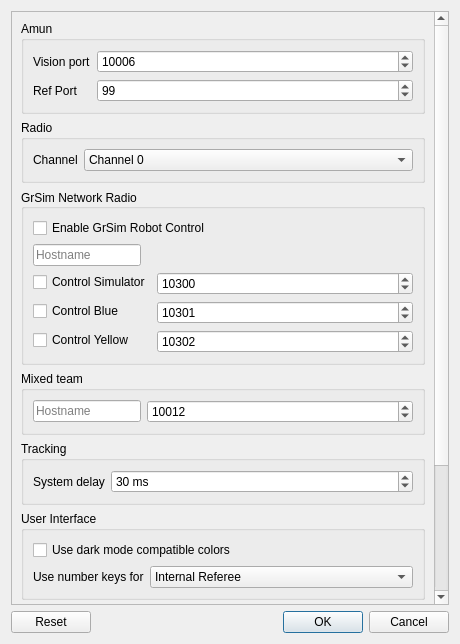
This is src/ra/configdialog.ui in robotics-erlangen/framework as Qt 5 draws it before an edit. The edited form follows.
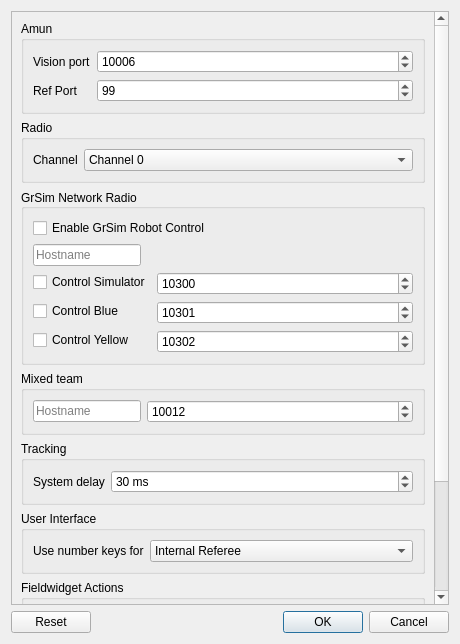
This is the edited form.

Commit message: ra: automatically detect if theme is dark mode

The edit to the form file:
```diff
--- a/src/ra/configdialog.ui
+++ b/src/ra/configdialog.ui
@@ -26,9 +26,9 @@
       <property name="geometry">
        <rect>
         <x>0</x>
-        <y>0</y>
+        <y>-526</y>
         <width>411</width>
-        <height>1139</height>
+        <height>1099</height>
        </rect>
       </property>
       <property name="maximumSize">
@@ -343,21 +343,14 @@
           <property name="formAlignment">
            <set>Qt::AlignLeading|Qt::AlignLeft|Qt::AlignTop</set>
           </property>
-          <item row="0" column="0" colspan="2">
-           <widget class="QCheckBox" name="uiDarkMode">
-            <property name="text">
-             <string>Use dark mode compatible colors</string>
-            </property>
-           </widget>
-          </item>
-          <item row="1" column="0">
+          <item row="0" column="0">
            <widget class="QLabel" name="label_10">
             <property name="text">
              <string>Use number keys for</string>
             </property>
            </widget>
           </item>
-          <item row="1" column="1">
+          <item row="0" column="1">
            <widget class="QComboBox" name="numKeyUsage">
             <item>
              <property name="text">
```
The commit also changes 5 other files.
